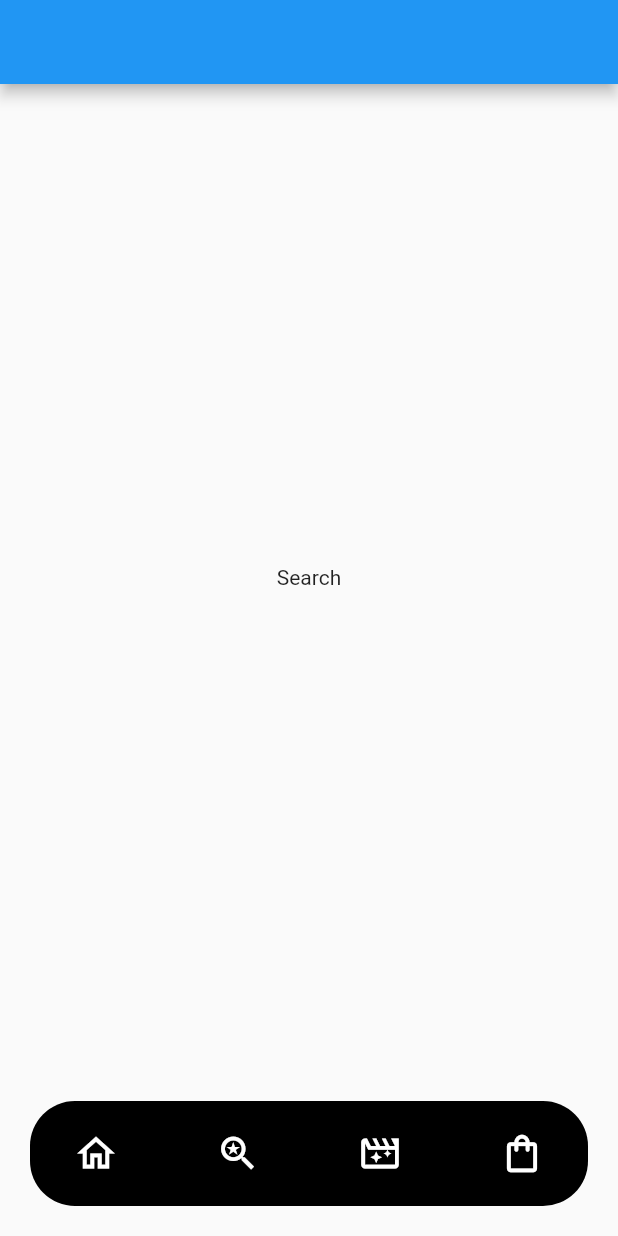
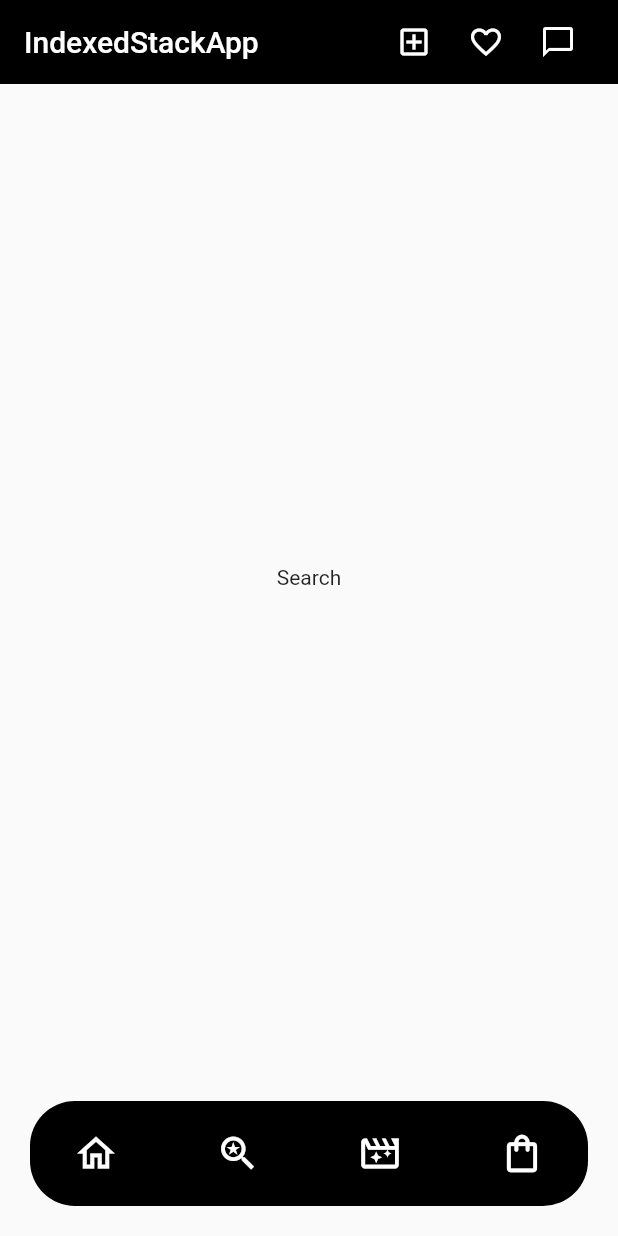
Before and after one commit to nadas00/flutter-indexed-stack-app, a Flutter app: the screen it shows after launch, item 2 of the bottom bar chosen, on a phone screen of 412 x 824 dp. Run offline on Flutter 3.47's test engine with Material 2 defaults, Android fonts, the phone set to English and light mode, and no system bars.

Commit message:
App bar added.

```diff
--- a/lib/pages/root_app.dart
+++ b/lib/pages/root_app.dart
@@ -18,7 +18,31 @@ class _IndexedStackAppState extends State<IndexedStackApp> {
   }
 
   Widget getAppBar() {
-    return AppBar();
+    List appBarIcons = [
+      Icons.add_box_outlined,
+      Icons.favorite_border,
+      Icons.chat_bubble_outline
+    ];
+
+    return AppBar(
+      backgroundColor: Colors.black,
+      elevation: 0,
+      title: Row(
+        mainAxisAlignment: MainAxisAlignment.spaceBetween,
+        children: [
+          Text('IndexedStackApp', style: TextStyle(color: Colors.white)),
+          Row(
+            children: List.generate(appBarIcons.length, (index) {
+              return IconButton(
+                icon: Icon(appBarIcons[index]),
+                color: Colors.white,
+                onPressed: () {},
+              );
+            }),
+          ),
+        ],
+      ),
+    );
   }
 
   Widget getNavBar() {
```
